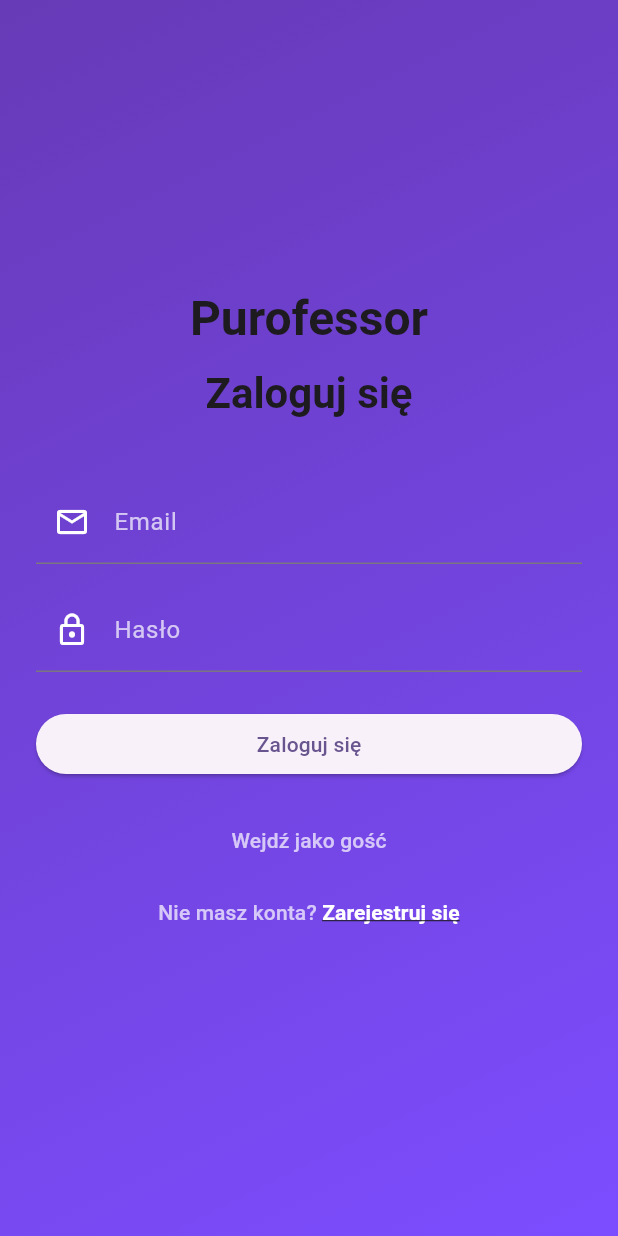
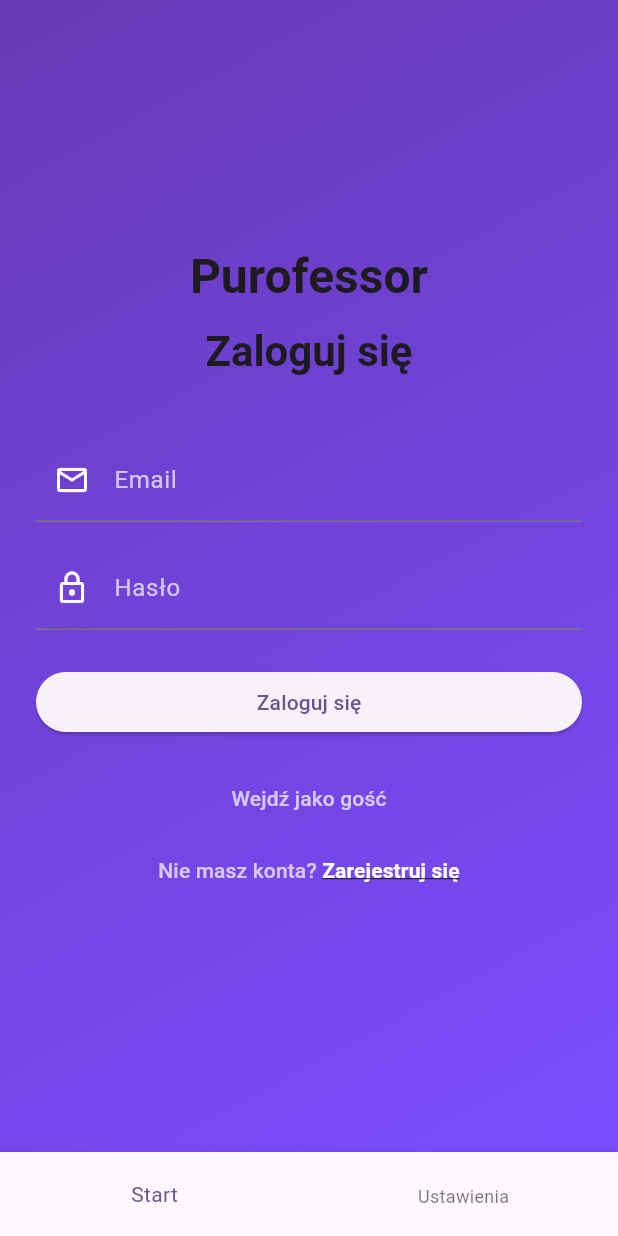
Before and after one commit to MRR-Team/PurofessorMobile, a Flutter app: the screen it shows after launch, after a tap on "Przejdź do logowania", on a phone screen of 412 x 824 dp. Run offline on Flutter 3.47's test engine with Material 3 defaults, Android fonts, the phone set to English and light mode, and no system bars; our stand-ins replace flutter_dotenv, shared_preferences.

Commit message:
feat: Add basic bottom navigation bar
This commit introduces a basic bottom navigation bar to the application.

The following changes were made:
- Added `AppBottomNavigationBar` widget.
- Added `NavbarPages` enum and extension for managing navigation routes, labels, and authentication requirements.
- Added `NavbarController` to manage the selected page state.
- Integrated the `AppBottomNavigationBar` into `HomePage` and `LoginPage`.
- Updated `AppBackground` to fill available space.
- Added new routes for settings and profile pages to `AppRoutes`.
- Registered `NavbarController` in `AppSetup`.

```diff
--- a/lib/src/core/app_setup.dart
+++ b/lib/src/core/app_setup.dart
@@ -14,6 +14,7 @@ import 'package:purofessor_mobile/src/features/auth/presentation/pages/login_pag
 import 'package:purofessor_mobile/src/features/auth/presentation/pages/register_page.dart';
 import 'package:purofessor_mobile/src/features/home/presentation/pages/home_page.dart';
 import 'package:purofessor_mobile/src/core/routes/app_routes.dart';
+import 'package:purofessor_mobile/src/shared/presentation/controllers/navbar_controllers.dart';
 
 class AppSetup {
   static Future<Widget> initialize() async {
@@ -42,6 +43,7 @@ class AppSetup {
     return MultiProvider(
       providers: [
         ChangeNotifierProvider<AuthController>.value(value: authController),
+        ChangeNotifierProvider(create: (_) => NavbarController()),
       ],
       child: const MyApp(),
     );
@@ -63,6 +65,8 @@ class MyApp extends StatelessWidget {
         AppRoutes.login: (context) => LoginPage(),
         AppRoutes.register: (context) => RegisterPage(),
         AppRoutes.home: (context) => const HomePage(),
+        // AppRoutes.settings: (context) => const SettingsPage(),
+        // AppRoutes.profile: (context) => const ProfilePage(),
       },
     );
   }
--- a/lib/src/core/routes/app_routes.dart
+++ b/lib/src/core/routes/app_routes.dart
@@ -3,4 +3,6 @@ class AppRoutes {
   static const register = '/register';
   static const home = '/home';
   static const guest = '/guest';
+  static const settings = '/settings';
+  static const profile = '/profile';
 }
--- a/lib/src/features/auth/presentation/pages/login_page.dart
+++ b/lib/src/features/auth/presentation/pages/login_page.dart
@@ -2,6 +2,7 @@ import 'package:flutter/material.dart';
 import 'package:purofessor_mobile/src/features/auth/presentation/widgets/login_form.dart'; // <- dodaj import
 import 'package:purofessor_mobile/src/shared/presentation/widgets/app_background.dart';
 import 'package:purofessor_mobile/src/core/constants/app_constatns.dart';
+import 'package:purofessor_mobile/src/shared/presentation/widgets/app_button_navigation_bar.dart';
 
 class LoginPage extends StatelessWidget {
   final TextEditingController emailController = TextEditingController();
@@ -13,6 +14,7 @@ class LoginPage extends StatelessWidget {
   @override
   Widget build(BuildContext context) {
     return Scaffold(
+      bottomNavigationBar: AppBottomNavigationBar(),
       body: AppBackground(
         child: Padding(
           padding: const EdgeInsets.symmetric(horizontal: 24.0),
--- a/lib/src/features/home/presentation/pages/home_page.dart
+++ b/lib/src/features/home/presentation/pages/home_page.dart
@@ -5,6 +5,7 @@ import 'package:purofessor_mobile/src/features/home/presentation/controllers/hom
 import 'package:purofessor_mobile/src/shared/presentation/widgets/button.dart';
 import 'package:purofessor_mobile/src/shared/presentation/widgets/app_background.dart';
 import 'package:purofessor_mobile/src/features/auth/presentation/controllers/auth_controller.dart';
+import 'package:purofessor_mobile/src/shared/presentation/widgets/app_button_navigation_bar.dart';
 import 'package:provider/provider.dart';
 
 class HomePage extends StatelessWidget {
@@ -16,43 +17,33 @@ class HomePage extends StatelessWidget {
     final userName = context.watch<AuthController>().userName;
 
     return Scaffold(
+      bottomNavigationBar: AppBottomNavigationBar(),
       body: AppBackground(
+        child: SafeArea(
           child: Column(
             children: [
-            Padding(
-              padding: const EdgeInsets.only(top: 16.0),
-              child: Center(
-                child: Column(
-                  children: [
+              const SizedBox(height: 16),
               Text(
                 AppConstants.appName,
-                      style: Theme.of(context).textTheme.headlineSmall
-                          ?.copyWith(fontWeight: FontWeight.bold),
+                style: Theme.of(context).textTheme.headlineSmall?.copyWith(
+                  fontWeight: FontWeight.bold,
+                ),
               ),
               const SizedBox(height: 8),
               Text(
                 'Witaj, $userName',
                 style: Theme.of(context).textTheme.bodyLarge,
               ),
-                  ],
-                ),
-              ),
-            ),
-
               const Spacer(),
-
-            Center(
-              child: Button(
+              Button(
                 label: 'Przejdź do logowania',
                 onPressed: () => viewPage.onLoginPressed(context),
               ),
-            ),
-
               if (context.watch<AuthController>().isLoggedIn)
-              Center(child: LogoutButton()),
-
+                const LogoutButton(),
               const Spacer(),
             ],
+          ),
         ),
       ),
     );
--- /dev/null
+++ b/lib/src/shared/domain/models/navbar_pages.dart
@@ -0,0 +1,35 @@
+enum NavbarPages { home, settings, profile }
+
+extension NavbarPagesExtension on NavbarPages {
+  String get routeName {
+    switch (this) {
+      case NavbarPages.home:
+        return '/home';
+      case NavbarPages.settings:
+        return '/settings';
+      case NavbarPages.profile:
+        return '/profile';
+    }
+  }
+
+  String get label {
+    switch (this) {
+      case NavbarPages.home:
+        return 'Start';
+      case NavbarPages.settings:
+        return 'Ustawienia';
+      case NavbarPages.profile:
+        return 'Profil';
+    }
+  }
+
+  bool get requiresAuth {
+    switch (this) {
+      case NavbarPages.home:
+      case NavbarPages.settings:
+        return false;
+      case NavbarPages.profile:
+        return true;
+    }
+  }
+}
--- /dev/null
+++ b/lib/src/shared/presentation/controllers/navbar_controllers.dart
@@ -0,0 +1,16 @@
+import 'package:flutter/material.dart';
+import 'package:purofessor_mobile/src/shared/domain/models/navbar_pages.dart';
+
+class NavbarController extends ChangeNotifier {
+  NavbarPages _selectedPage = NavbarPages.home;
+
+  NavbarPages get selectedPage => _selectedPage;
+
+  void selectPage(NavbarPages page, BuildContext context) {
+    _selectedPage = page;
+    notifyListeners();
+
+    Navigator.pushReplacementNamed(context, page.routeName);
+  }
+
+}
--- a/lib/src/shared/presentation/widgets/app_background.dart
+++ b/lib/src/shared/presentation/widgets/app_background.dart
@@ -8,6 +8,8 @@ class AppBackground extends StatelessWidget {
   @override
   Widget build(BuildContext context) {
     return Container(
+      width: double.infinity,
+      height: double.infinity,
       decoration: const BoxDecoration(
         gradient: LinearGradient(
           colors: [Colors.deepPurple, Colors.deepPurpleAccent],
--- /dev/null
+++ b/lib/src/shared/presentation/widgets/app_button_navigation_bar.dart
@@ -0,0 +1,38 @@
+import 'package:flutter/material.dart';
+import 'package:provider/provider.dart';
+import 'package:purofessor_mobile/src/features/auth/presentation/controllers/auth_controller.dart';
+import 'package:purofessor_mobile/src/shared/domain/models/navbar_pages.dart';
+import 'package:purofessor_mobile/src/shared/presentation/controllers/navbar_controllers.dart';
+
+class AppBottomNavigationBar extends StatelessWidget {
+  const AppBottomNavigationBar({super.key});
+
+  @override
+  Widget build(BuildContext context) {
+    final navbarController = Provider.of<NavbarController>(context);
+    final authController = Provider.of<AuthController>(context);
+
+    final availablePages = NavbarPages.values.where((page) {
+      if (!page.requiresAuth) return true;
+      return authController.isLoggedIn;
+    }).toList();
+
+    final currentIndex = availablePages.indexOf(navbarController.selectedPage);
+    final safeIndex = currentIndex >= 0 ? currentIndex : 0;
+
+
+    return BottomNavigationBar(
+      currentIndex: safeIndex,
+      onTap: (index) {
+        final selected = availablePages[index];
+        navbarController.selectPage(selected, context);
+      },
+      items: availablePages.map((page) {
+        return BottomNavigationBarItem(
+          icon: const SizedBox(),
+          label: page.label,
+        );
+      }).toList(),
+    );
+  }
+}
```
Lines whose indentation alone changed are shown as unchanged.
